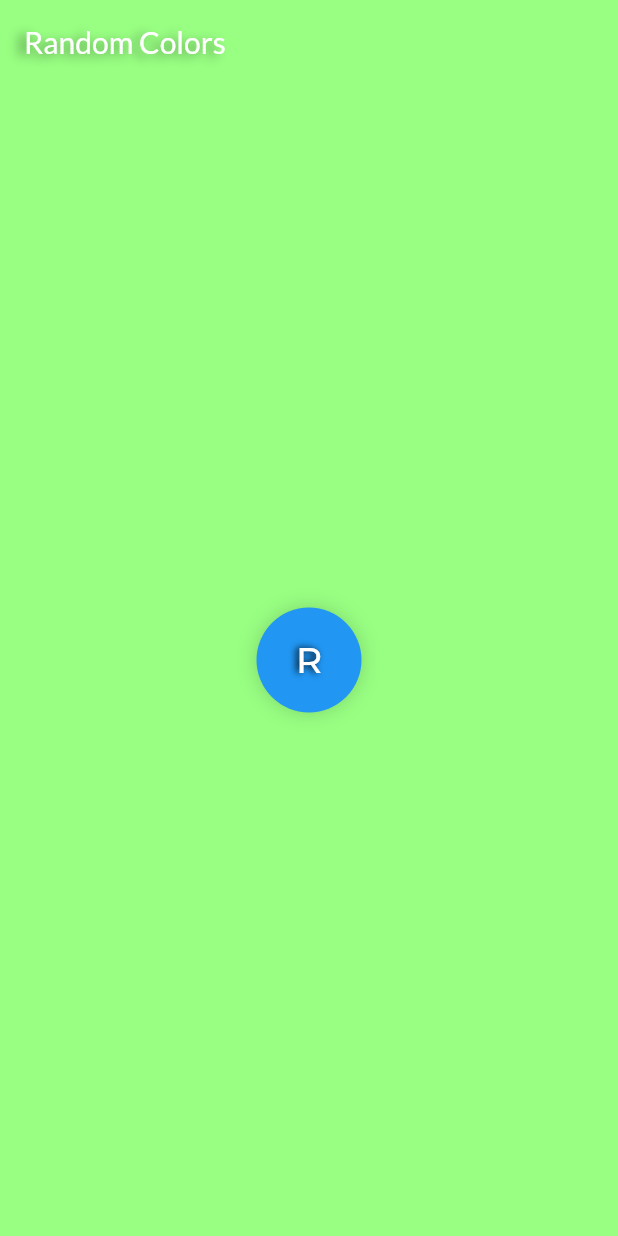
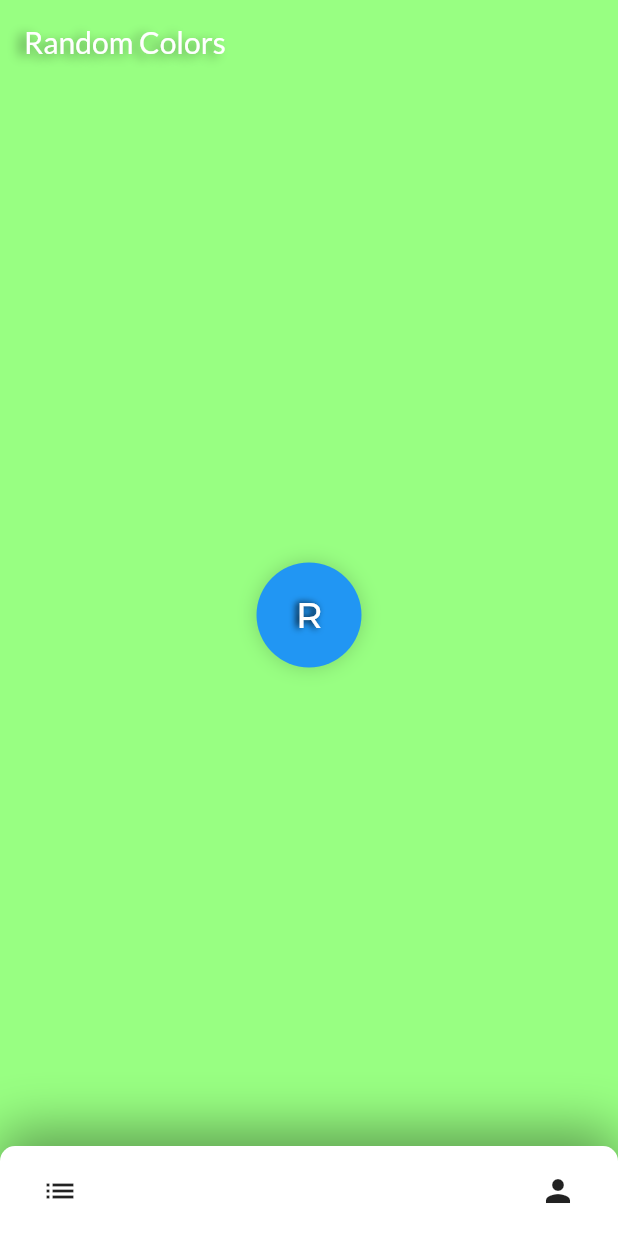
Before and after one commit to xmanelsantos/random_colors, a Flutter app: the screen it shows after launch, on a phone screen of 412 x 824 dp. Run offline on Flutter 3.47's test engine with Material 2 defaults, Android fonts, the phone set to English and light mode, and no system bars; our stand-ins replace google_fonts.

Commit message:
add custom  bottomnavbar

```diff
--- /dev/null
+++ b/lib/constants.dart
@@ -0,0 +1 @@
+const kDefaultPadding = 8.0;
--- /dev/null
+++ b/lib/screens/home/components/random_bottom_nav_bar.dart
@@ -0,0 +1,40 @@
+import 'package:flutter/material.dart';
+import 'package:random_colors/constants.dart';
+
+class RandomBottomNavBar extends StatelessWidget {
+  @override
+  Widget build(BuildContext context) {
+    return Container(
+      padding: const EdgeInsets.only(
+        left: kDefaultPadding * 2,
+        right: kDefaultPadding * 2,
+      ),
+      height: 60,
+      decoration: const BoxDecoration(
+        color: Colors.white,
+        borderRadius: BorderRadius.only(
+            topLeft: Radius.circular(10), topRight: Radius.circular(10)),
+        boxShadow: [
+          BoxShadow(
+            offset: Offset(0, -10),
+            color: Colors.black38,
+            blurRadius: 30,
+          ),
+        ],
+      ),
+      child: Row(
+        mainAxisAlignment: MainAxisAlignment.spaceBetween,
+        children: [
+          IconButton(
+            icon: const Icon(Icons.list),
+            onPressed: () {},
+          ),
+          IconButton(
+            icon: const Icon(Icons.person),
+            onPressed: () {},
+          )
+        ],
+      ),
+    );
+  }
+}
--- a/lib/screens/home/home_screen.dart
+++ b/lib/screens/home/home_screen.dart
@@ -3,6 +3,7 @@ import 'package:google_fonts/google_fonts.dart';
 import 'package:provider/provider.dart';
 import 'package:random_colors/controller/random_controller.dart';
 
+import 'components/random_bottom_nav_bar.dart';
 import 'components/random_button.dart';
 
 class HomeScreen extends StatefulWidget {
@@ -43,6 +44,7 @@ class _HomeScreenState extends State<HomeScreen> {
           );
         },
       ),
+      bottomNavigationBar: RandomBottomNavBar(),
     );
   }
 }
```
